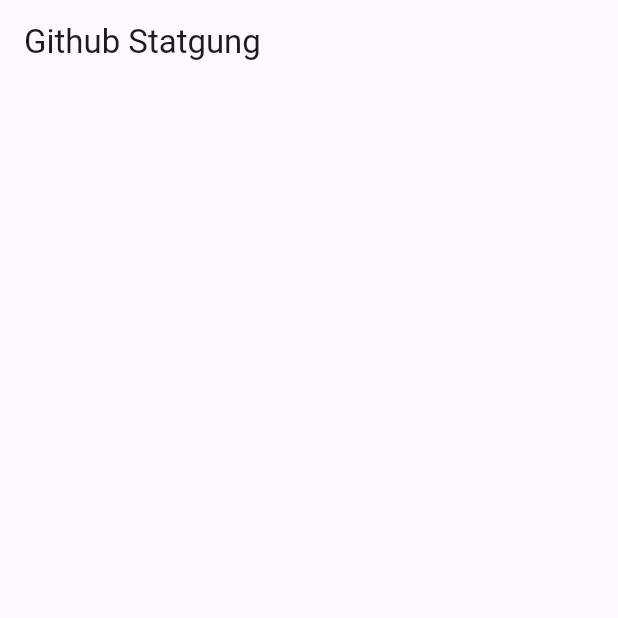
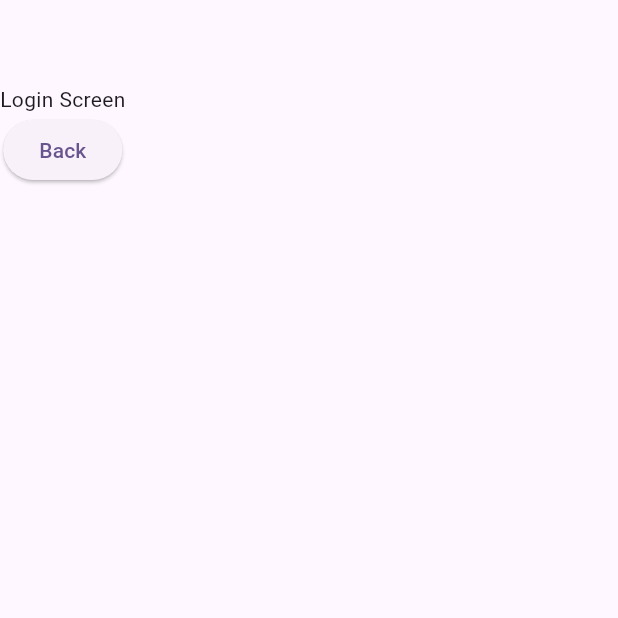
Before and after one commit to ZEYAD-DEVELOP/GithubStatging, a Flutter app: the screen it shows after launch, on a phone screen of 412 x 824 dp, the top half of it. Run offline on Flutter 3.47's test engine with Material 3 defaults, Android fonts, the phone set to English and light mode, and no system bars.

Commit message:
Login Screen

```diff
--- /dev/null
+++ b/lib/login/login.dart
@@ -0,0 +1,23 @@
+import 'package:flutter/material.dart';
+
+class LoginScreen extends StatelessWidget {
+  const LoginScreen({super.key});
+
+  @override
+  Widget build(BuildContext context) {
+    return  Scaffold(
+      appBar: AppBar(),
+      body: Column(
+        children: [
+          const Text('Login Screen'),
+          ElevatedButton(
+            onPressed: () {
+              Navigator.of(context).pop();
+            },
+            child: const Text('Back'),
+          ),
+        ],
+      ),
+    );
+  }
+}
--- a/lib/main.dart
+++ b/lib/main.dart
@@ -1,4 +1,5 @@
 import 'package:flutter/material.dart';
+import 'package:github_statgung/login/login.dart';
 
 void main() {
   runApp(const MyApp());
@@ -15,7 +16,6 @@
         colorScheme: ColorScheme.fromSeed(seedColor: Colors.deepPurple),
         useMaterial3: true,
       ),
-      home: Scaffold(appBar: AppBar(title: const Text('Github Statgung'))));
-
+      home: const LoginScreen());
   }
 }
```
